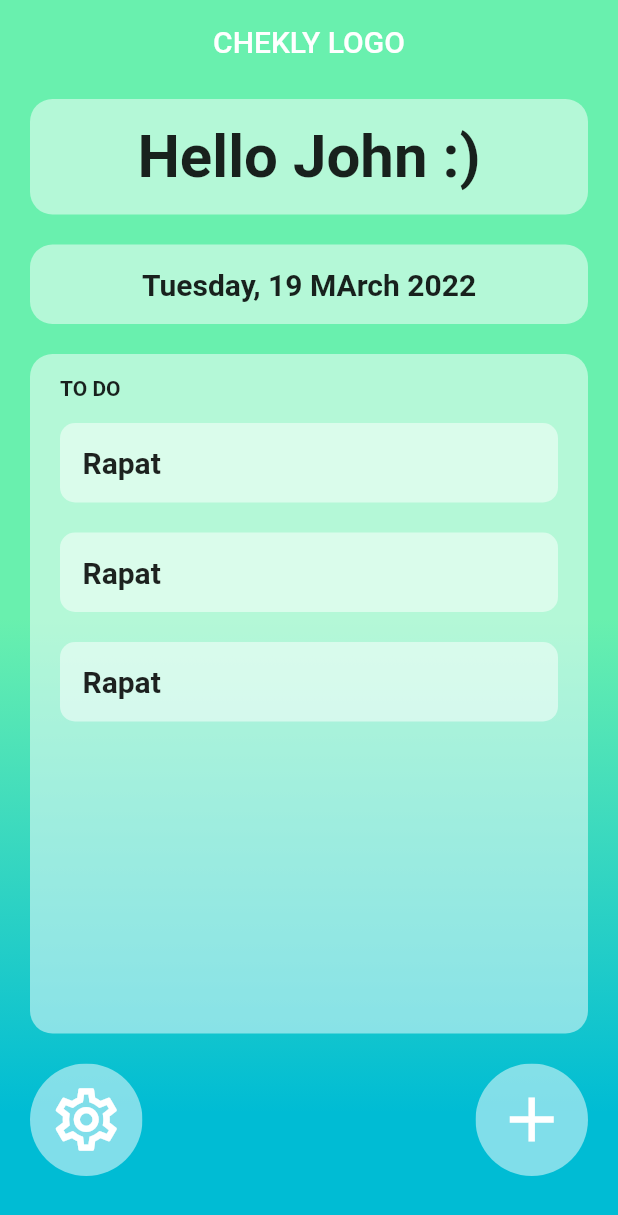
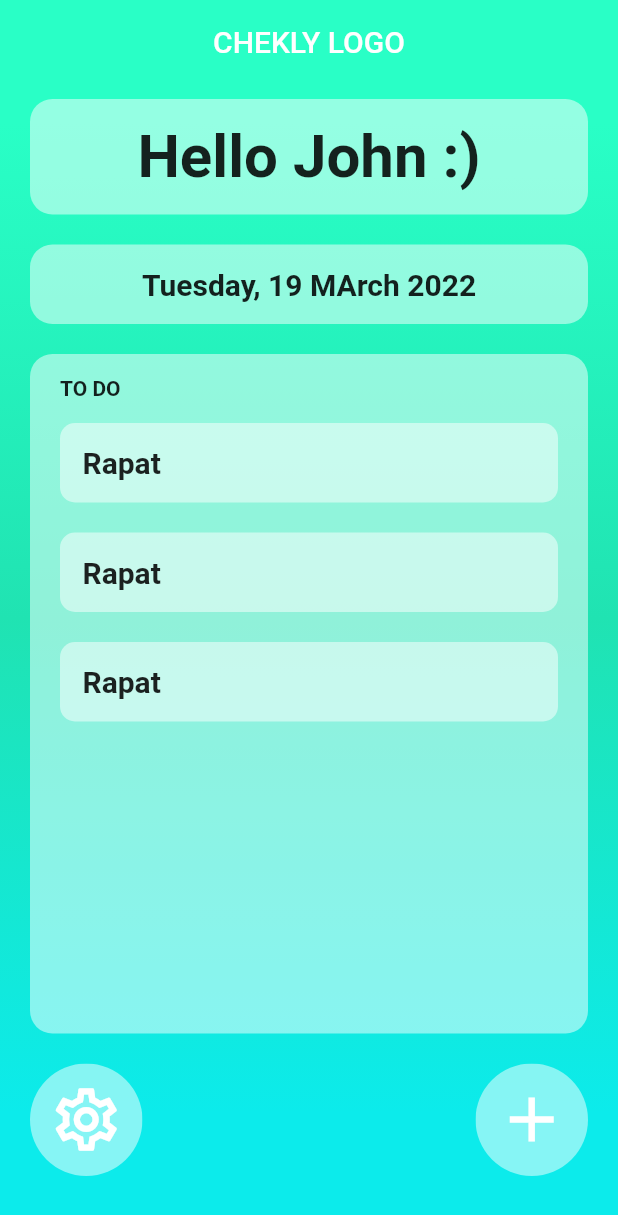
Before and after one commit to michelleaugustinee/checkly_organizedaily, a Flutter app: the screen it shows after launch, on a phone screen of 412 x 824 dp. Shown: the top 1215 px of the screen. Run offline on Flutter 3.47's test engine with Material 2 defaults, Android fonts, the phone set to English and light mode, and no system bars.

Commit message:
backgorund color

```diff
--- a/lib/components/gradient_background.dart
+++ b/lib/components/gradient_background.dart
@@ -19,9 +19,10 @@ class GradientBackground extends StatelessWidget {
                   0.9
                 ],
                 colors: [
-                  Colors.greenAccent,
-                  Colors.greenAccent,
-                  Colors.cyan])),
+                  Color.fromRGBO(41, 255, 198, 1),
+                  Color.fromRGBO (32, 227, 178, 1),
+                  Color.fromRGBO(12, 235, 235, 1),
+                  ])),
         child: child
     );
   }
```
